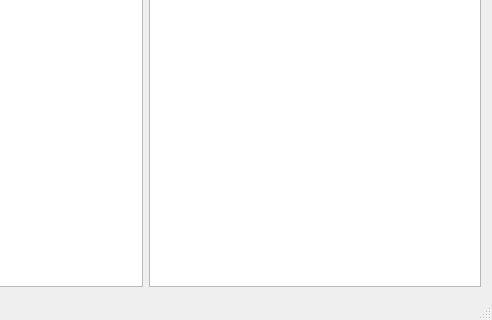
The window that mainwindow.ui (predbannikov/cryptopia_client) describes before a commit, drawn with Qt 5; both pictures show x 335 to 827 and y 247 to 567 of the 827 by 567 pixel window.
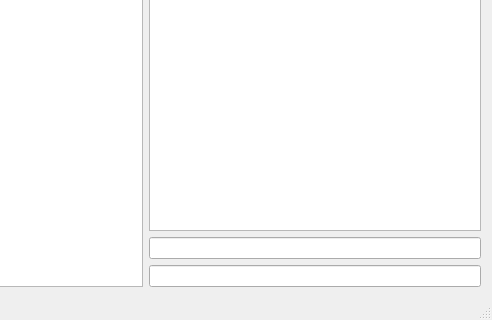
The same window after the commit.

Commit message: Добавил два поля

```diff
--- a/mainwindow.ui
+++ b/mainwindow.ui
@@ -129,6 +129,12 @@
         <item>
          <widget class="QTextEdit" name="statste"/>
         </item>
+        <item>
+         <widget class="QLineEdit" name="leApiSecret"/>
+        </item>
+        <item>
+         <widget class="QLineEdit" name="leApiKey"/>
+        </item>
        </layout>
       </item>
      </layout>
```
